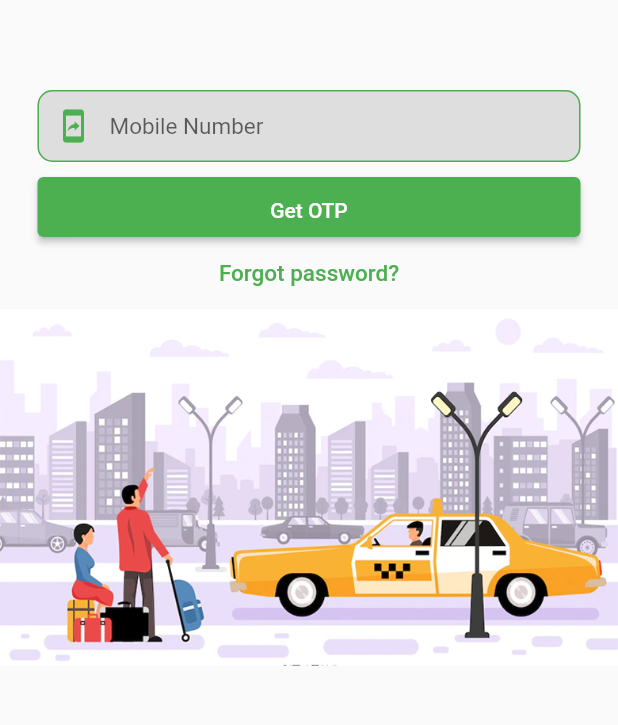
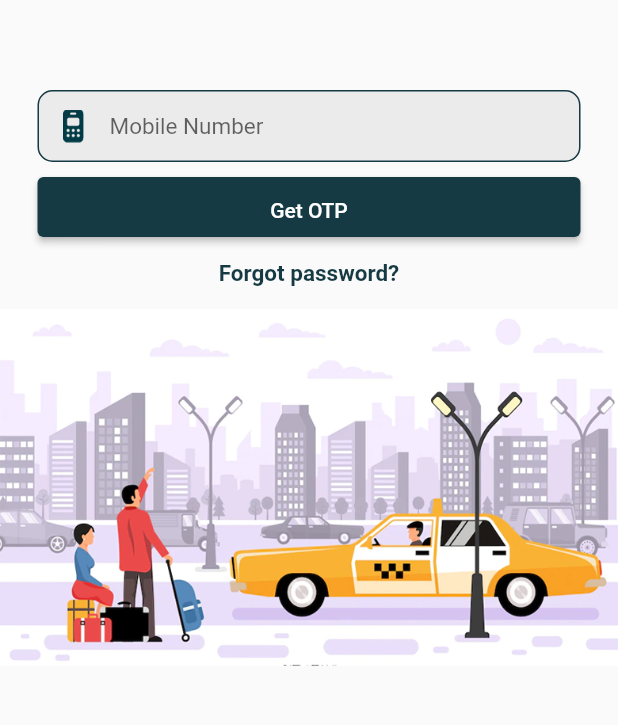
Before and after one commit to Narenvinn/travelday-flutter, a Flutter app: the screen it shows after launch, on a phone screen of 412 x 824 dp, the part 472-1197 px from its top. Run offline on Flutter 3.47's test engine with Material 2 defaults, Android fonts, the phone set to English and light mode, and no system bars; our stand-ins replace google_maps_flutter; Roboto replaces fonts that are missing (Poppins).

Commit message:
Changes committed.

```diff
--- a/lib/Screens/loginscreen.dart
+++ b/lib/Screens/loginscreen.dart
@@ -54,7 +54,7 @@ class _LoginScreenState extends State<LoginScreen> {
             children: <Widget>[
               headerImage(Constants.loginlogo),
               boxFieldsLoad(),
-              Expanded(child: bottomImage(Constants.bottomtravellogo)),
+              bottomImage(Constants.bottomtravellogo),
             ]),
       ),
     );
@@ -101,11 +101,12 @@ class _LoginScreenState extends State<LoginScreen> {
       padding: const EdgeInsets.only(left: 15.0, right: 15, top: 50),
       child: TextField(
         autofocus: false,
-        style: const TextStyle(fontSize: 15.0, color: Colors.green),
+        style: const TextStyle(
+            fontSize: 15.0, color: CustomColors.buttonThemeColor),
         decoration: InputDecoration(
           border: InputBorder.none,
           filled: true,
-          fillColor: Colors.grey.withOpacity(0.3),
+          fillColor: CustomColors.textfieldBackgroundThemeColor,
           hintText: title,
           contentPadding:
               const EdgeInsets.only(left: 14.0, bottom: 8.0, top: 8.0),
@@ -115,14 +116,18 @@ class _LoginScreenState extends State<LoginScreen> {
             borderRadius: BorderRadius.circular(10),
           ),
           enabledBorder: OutlineInputBorder(
-            borderSide: const BorderSide(color: Colors.green, width: 1),
+            borderSide: const BorderSide(
+                color: CustomColors.buttonThemeColor, width: 1),
             borderRadius: BorderRadius.circular(10),
           ),
           prefixIcon: IconButton(
               onPressed: () {},
-              icon: const Icon(
-                Icons.mobile_screen_share,
-                color: Colors.green,
+              icon: Image.asset(
+                Constants.phonelogo,
+                fit: BoxFit.fill,
+                width: 14,
+                height: 22,
+                // ),
               )),
         ),
       ),
@@ -138,7 +143,7 @@ class _LoginScreenState extends State<LoginScreen> {
         // child:
         ElevatedButton(
       style: ElevatedButton.styleFrom(
-        primary: Colors.green, // background
+        primary: CustomColors.buttonThemeColor, // background
         onPrimary: Colors.white,
         fixedSize: Size((devicewidth - 50), 40),
         padding: const EdgeInsets.only(left: 25.0, right: 25, top: 5),
@@ -156,11 +161,11 @@ class _LoginScreenState extends State<LoginScreen> {
     return TextButton(
       onPressed: () {},
       style: TextButton.styleFrom(
-        foregroundColor: Colors.green,
+        foregroundColor: CustomColors.buttonThemeColor,
       ),
       child: const Text(
         Constants.forgotpassword,
-        style: TextStyle(fontSize: 15),
+        style: TextStyle(fontSize: 15,fontWeight: FontWeight.bold),
       ),
     );
   }
@@ -191,7 +196,8 @@ class _LoginScreenState extends State<LoginScreen> {
         // Align(
         //alignment: FractionalOffset.bottomCenter,
         //child:
-             Image.asset(image,
+        Image.asset(
+      image,
       fit: BoxFit.fill,
       //height: deviceheight / 3 - 40
       //)
--- a/lib/Utils/constants.dart
+++ b/lib/Utils/constants.dart
@@ -39,5 +39,6 @@ class Constants {
 // "mongodb+srv://Narendra:Baswa513@cluster0.u8lwk.mongodb.net/users?retryWrites=true&w=majority";
 
 class CustomColors {
-  static const Color backgroundpurple = Color(0xFFBFB4F8);
+  static const Color buttonThemeColor = Color(0xFF163A44);
+  static const Color textfieldBackgroundThemeColor = Color(0xFFEBEBEB);
 }
```
Also changed, not shown: lib/Screens/dashboardscreen.dart (+51 -19 lines). Lines whose indentation alone changed are shown as unchanged.
